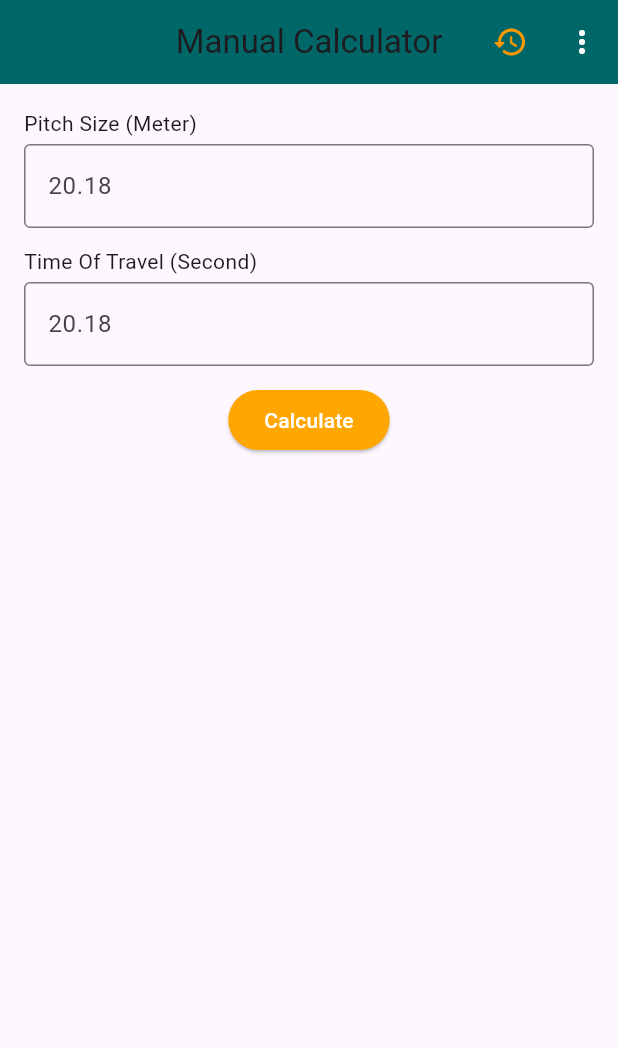
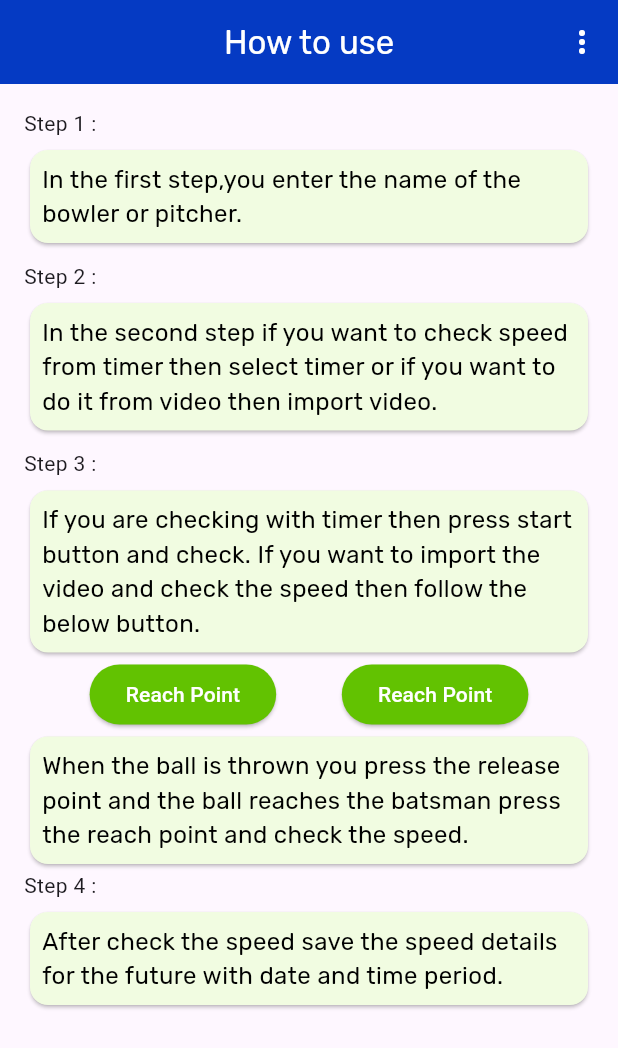
Before and after one commit to VishalSorani1/bowl_speed, a Flutter app: the screen it shows after launch, on a phone screen of 412 x 824 dp. Shown: the top 1048 px of the screen. Run offline on Flutter 3.47's test engine with Material 3 defaults, Android fonts, the phone set to English and light mode, and no system bars; our stand-ins replace get, google_fonts, sqflite; accounts and stored records are empty.

Commit message:
how to use complete

```diff
--- /dev/null
+++ b/lib/Pages/how to use/how_to_use_screen.dart
@@ -0,0 +1,115 @@
+// ignore_for_file: prefer_const_constructors
+
+import 'package:bowl_speed/utils/labels.dart';
+import 'package:flutter/material.dart';
+import 'package:google_fonts/google_fonts.dart';
+
+class HowToUseScreen extends StatelessWidget {
+  const HowToUseScreen({super.key});
+
+  @override
+  Widget build(BuildContext context) {
+    return Scaffold(
+      appBar: AppBar(
+        title: Text(
+          'How to use',
+          style: GoogleFonts.rubik(color: Colors.white, fontSize: 22),
+        ),
+        centerTitle: true,
+        backgroundColor: Color(0xff053ac3),
+        actions: [
+          IconButton(
+            onPressed: () {},
+            icon: Icon(
+              Icons.more_vert_rounded,
+              color: Colors.white,
+            ),
+          ),
+        ],
+      ),
+      body: Padding(
+        padding: EdgeInsets.all(16.0),
+        child: ListView.builder(
+            itemCount: Labels.steps.length,
+            itemBuilder: (context, index) {
+              if (index != 2) {
+                return CustomNormalStepDescription(
+                  index: index + 1,
+                  description: Labels.steps[index],
+                );
+              } else {
+                return Column(
+                  crossAxisAlignment: CrossAxisAlignment.start,
+                  children: [
+                    Text("${Labels.step} ${index + 1} :"),
+                    SizedBox(
+                      height: 4,
+                    ),
+                    customCardForDescription(description: Labels.steps[index]),
+                    Row(
+                      mainAxisSize: MainAxisSize.max,
+                      mainAxisAlignment: MainAxisAlignment.spaceEvenly,
+                      children: [
+                        customButton(Labels.reachPoint),
+                        customButton(Labels.reachPoint),
+                      ],
+                    ),
+                    customCardForDescription(
+                        description: Labels.descriptionThreeTwo),
+                  ],
+                );
+              }
+            }),
+      ),
+    );
+  }
+
+  Widget customButton(String title) {
+    return ElevatedButton(
+      onPressed: () {},
+      child: Text(title),
+      style: ElevatedButton.styleFrom(
+        backgroundColor: Color(0xff62C201),
+        foregroundColor: Colors.white,
+      ),
+    );
+  }
+}
+
+class CustomNormalStepDescription extends StatelessWidget {
+  const CustomNormalStepDescription(
+      {super.key, required this.index, required this.description});
+
+  final int index;
+  final String description;
+
+  @override
+  Widget build(BuildContext context) {
+    return Column(
+      crossAxisAlignment: CrossAxisAlignment.start,
+      children: [
+        Text("${Labels.step} $index :"),
+        SizedBox(
+          height: 4,
+        ),
+        customCardForDescription(description: description),
+        SizedBox(
+          height: 8,
+        ),
+      ],
+    );
+  }
+}
+
+Widget customCardForDescription({required String description}) {
+  return Card(
+    color: Color.fromARGB(255, 241, 252, 225),
+    child: Padding(
+      padding: EdgeInsets.all(8.0),
+      child: Text(
+        description,
+        style: GoogleFonts.rubik(fontSize: 16, color: Colors.black),
+      ),
+    ),
+  );
+}
--- a/lib/main.dart
+++ b/lib/main.dart
@@ -1,5 +1,6 @@
 // ignore_for_file: prefer_const_constructors
 
+import 'package:bowl_speed/Pages/how%20to%20use/how_to_use_screen.dart';
 import 'package:bowl_speed/Pages/manual%20calculator/manual_calculator_screen.dart';
 import 'package:flutter/material.dart';
 import 'package:get/get.dart';
@@ -27,7 +28,7 @@
         colorScheme: ColorScheme.fromSeed(seedColor: Colors.deepPurple),
         useMaterial3: true,
       ),
-      home: ManualCalculatorScreen(),
+      home: HowToUseScreen(),
     );
   }
 }
--- a/lib/utils/labels.dart
+++ b/lib/utils/labels.dart
@@ -1,5 +1,4 @@
-class Labels{
-
+class Labels {
   /// Manual Calculator
   static String get manualCalculator => "Manual Calculator";
   static String get pitchSize => "Pitch Size (Meter)";
@@ -7,6 +6,23 @@ class Labels{
   static String get hintOfPitchSize => "20.18";
   static String get hintOfTimeOfTravel => "20.18";
 
+  // How to use
+  static String get howToUse => "How to use";
+  static String get step => "Step";
+  static String get descriptionOne =>
+      "In the first step,you enter the name of the bowler or pitcher.";
+  static String get descriptionTwo =>
+      "In the second step if you want to check speed from timer then select timer or if you want to do it from video then import video.";
+  static String get descriptionThree =>
+      "If you are checking with timer then press start button and check. If you want to import the video and check the speed then follow the below button.";
+  static String get descriptionThreeTwo =>
+      "When the ball is thrown you press the release point and the ball reaches the batsman press the reach point and check the speed.";
+  static String get descriptionFour =>
+      "After check the speed save the speed details for the future with date and time period.";
+  static List<String> get steps => [descriptionOne, descriptionTwo, descriptionThree, descriptionFour];
+
   /// All Buttons
   static String get calculate => "Calculate";
+  static String get releasePoint => "Release Point";
+  static String get reachPoint => "Reach Point";
 }
```
